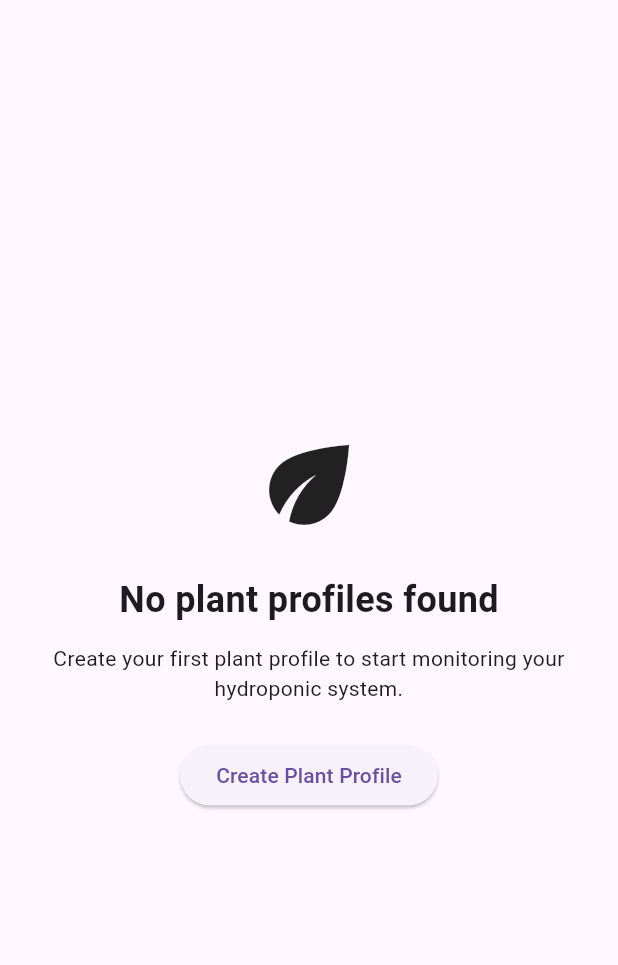
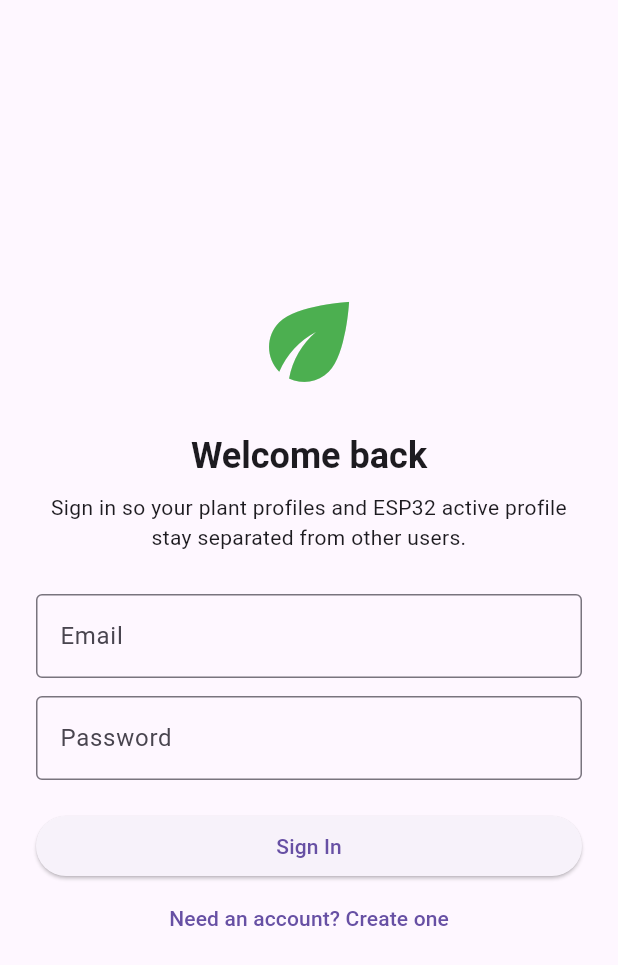
Before and after one commit to CluelessYara/Hydroponic-Firebase, a Flutter app: the screen it shows after launch, on a phone screen of 412 x 824 dp. Shown: the top 965 px of the screen. Run offline on Flutter 3.47's test engine with Material 3 defaults, Android fonts, the phone set to English and light mode, and no system bars; our stand-ins replace firebase_auth, firebase_core, firebase_database, sqflite; accounts and stored records are empty.

```diff
--- a/lib/main.dart
+++ b/lib/main.dart
@@ -3,8 +3,10 @@ import 'package:provider/provider.dart';
 import 'package:firebase_core/firebase_core.dart';
 
 import 'firebase_options.dart';
+import 'providers/auth_provider.dart';
 import 'providers/plant_provider.dart';
 import 'providers/sensor_provider.dart';
+import 'screens/auth_screen.dart';
 import 'screens/empty_state_screen.dart';
 import 'screens/dashboard_screen.dart';
 
@@ -23,18 +25,66 @@ class MyApp extends StatelessWidget {
   Widget build(BuildContext context) {
     return MultiProvider(
       providers: [
-        ChangeNotifierProvider(
-          create: (_) => PlantProvider()..loadPlants(),
-        ),
-        ChangeNotifierProvider(
-          create: (_) => SensorProvider()..startListening(),
-        ),
+        // Edited to expose Firebase Auth state to every screen before profile or sensor providers are used.
+        ChangeNotifierProvider(create: (_) => AppAuthProvider()),
+        // Edited to keep PlantProvider available globally while binding it to the signed-in user in AuthGate.
+        ChangeNotifierProvider(create: (_) => PlantProvider()),
+        // Edited to keep SensorProvider available globally while binding its RTDB stream to the signed-in user in AuthGate.
+        ChangeNotifierProvider(create: (_) => SensorProvider()),
       ],
       child: const MaterialApp(
         debugShowCheckedModeBanner: false,
-        home: RootScreen(),
+        home: AuthGate(),
       ),
     );
+  }
+}
+
+class AuthGate extends StatefulWidget {
+  const AuthGate({super.key});
+
+  @override
+  State<AuthGate> createState() => _AuthGateState();
+}
+
+class _AuthGateState extends State<AuthGate> {
+  String? _boundUid;
+
+  @override
+  Widget build(BuildContext context) {
+    final authProvider = context.watch<AppAuthProvider>();
+    final user = authProvider.user;
+
+    if (authProvider.isLoading) {
+      return const Scaffold(
+        body: Center(child: CircularProgressIndicator()),
+      );
+    }
+
+    if (user == null) {
+      if (_boundUid != null) {
+        _boundUid = null;
+        // Edited to defer provider clearing until after build so sign-out does not notify listeners mid-build.
+        WidgetsBinding.instance.addPostFrameCallback((_) {
+          if (!mounted) return;
+          context.read<PlantProvider>().clearForSignedOutUser();
+          context.read<SensorProvider>().stopListening();
+        });
+      }
+      return const AuthScreen();
+    }
+
+    if (_boundUid != user.uid) {
+      _boundUid = user.uid;
+      // Edited to bind all providers after auth so every screen reads/writes only this user's RTDB branch.
+      WidgetsBinding.instance.addPostFrameCallback((_) {
+        if (!mounted) return;
+        context.read<PlantProvider>().bindToUser(user.uid);
+        context.read<SensorProvider>().startListening(user.uid);
+      });
+    }
+
+    return const RootScreen();
   }
 }
 
@@ -45,6 +95,12 @@ class RootScreen extends StatelessWidget {
   Widget build(BuildContext context) {
     final plantProvider = context.watch<PlantProvider>();
 
+    if (plantProvider.isLoading) {
+      return const Scaffold(
+        body: Center(child: CircularProgressIndicator()),
+      );
+    }
+
     if (plantProvider.hasPlants) {
       return const DashboardScreen();
     } else {
--- /dev/null
+++ b/lib/providers/auth_provider.dart
@@ -0,0 +1,67 @@
+import 'dart:async';
+
+import 'package:firebase_auth/firebase_auth.dart';
+import 'package:flutter/material.dart';
+
+class AppAuthProvider extends ChangeNotifier {
+  // Edited to centralize Firebase Auth so every screen can access the same signed-in user through Provider.
+  final FirebaseAuth _auth = FirebaseAuth.instance;
+  late final StreamSubscription<User?> _authSubscription;
+
+  User? _user;
+  bool _isLoading = true;
+  String? _errorMessage;
+
+  User? get user => _user;
+  bool get isLoading => _isLoading;
+  bool get isSignedIn => _user != null;
+  String? get errorMessage => _errorMessage;
+
+  AppAuthProvider() {
+    // Edited to react to sign-in/sign-out across app restarts without manually passing credentials between screens.
+    _authSubscription = _auth.authStateChanges().listen((user) {
+      _user = user;
+      _isLoading = false;
+      _errorMessage = null;
+      notifyListeners();
+    });
+  }
+
+  Future<void> signIn(String email, String password) async {
+    await _runAuthAction(
+      () => _auth.signInWithEmailAndPassword(email: email, password: password),
+    );
+  }
+
+  Future<void> register(String email, String password) async {
+    await _runAuthAction(
+      () => _auth.createUserWithEmailAndPassword(email: email, password: password),
+    );
+  }
+
+  Future<void> signOut() async {
+    // Edited to let users switch accounts so each account sees only its own plant profiles and device branch.
+    await _auth.signOut();
+  }
+
+  Future<void> _runAuthAction(Future<UserCredential> Function() action) async {
+    _isLoading = true;
+    _errorMessage = null;
+    notifyListeners();
+
+    try {
+      await action();
+    } on FirebaseAuthException catch (error) {
+      _errorMessage = error.message ?? 'Authentication failed. Please try again.';
+    } finally {
+      _isLoading = false;
+      notifyListeners();
+    }
+  }
+
+  @override
+  void dispose() {
+    _authSubscription.cancel();
+    super.dispose();
+  }
+}
--- /dev/null
+++ b/lib/screens/auth_screen.dart
@@ -0,0 +1,139 @@
+import 'package:flutter/material.dart';
+import 'package:provider/provider.dart';
+
+import '../providers/auth_provider.dart';
+
+class AuthScreen extends StatefulWidget {
+  const AuthScreen({super.key});
+
+  @override
+  State<AuthScreen> createState() => _AuthScreenState();
+}
+
+class _AuthScreenState extends State<AuthScreen> {
+  final _formKey = GlobalKey<FormState>();
+  final _emailController = TextEditingController();
+  final _passwordController = TextEditingController();
+  bool _isRegistering = false;
+
+  @override
+  void dispose() {
+    // Edited to dispose auth form controllers because this screen now owns credential input fields.
+    _emailController.dispose();
+    _passwordController.dispose();
+    super.dispose();
+  }
+
+  @override
+  Widget build(BuildContext context) {
+    final authProvider = context.watch<AppAuthProvider>();
+
+    return Scaffold(
+      body: SafeArea(
+        child: Center(
+          child: SingleChildScrollView(
+            padding: const EdgeInsets.all(24),
+            child: Form(
+              key: _formKey,
+              child: Column(
+                mainAxisAlignment: MainAxisAlignment.center,
+                crossAxisAlignment: CrossAxisAlignment.stretch,
+                children: [
+                  const Icon(Icons.eco, size: 80, color: Colors.green),
+                  const SizedBox(height: 20),
+                  Text(
+                    _isRegistering ? 'Create your account' : 'Welcome back',
+                    textAlign: TextAlign.center,
+                    style: Theme.of(context).textTheme.headlineSmall?.copyWith(
+                          fontWeight: FontWeight.bold,
+                        ),
+                  ),
+                  const SizedBox(height: 8),
+                  const Text(
+                    'Sign in so your plant profiles and ESP32 active profile stay separated from other users.',
+                    textAlign: TextAlign.center,
+                  ),
+                  const SizedBox(height: 28),
+                  TextFormField(
+                    controller: _emailController,
+                    keyboardType: TextInputType.emailAddress,
+                    decoration: const InputDecoration(
+                      labelText: 'Email',
+                      border: OutlineInputBorder(),
+                    ),
+                    validator: (value) {
+                      if (value == null || value.trim().isEmpty) return 'Required';
+                      if (!value.contains('@')) return 'Enter a valid email';
+                      return null;
+                    },
+                  ),
+                  const SizedBox(height: 12),
+                  TextFormField(
+                    controller: _passwordController,
+                    obscureText: true,
+                    decoration: const InputDecoration(
+                      labelText: 'Password',
+                      border: OutlineInputBorder(),
+                    ),
+                    validator: (value) {
+                      if (value == null || value.isEmpty) return 'Required';
+                      if (value.length < 6) return 'Use at least 6 characters';
+                      return null;
+                    },
+                  ),
+                  if (authProvider.errorMessage != null) ...[
+                    const SizedBox(height: 12),
+                    Text(
+                      authProvider.errorMessage!,
+                      style: const TextStyle(color: Colors.red),
+                      textAlign: TextAlign.center,
+                    ),
+                  ],
+                  const SizedBox(height: 20),
+                  ElevatedButton(
+                    onPressed: authProvider.isLoading ? null : _submit,
+                    child: authProvider.isLoading
+                        ? const SizedBox(
+                            height: 20,
+                            width: 20,
+                            child: CircularProgressIndicator(strokeWidth: 2),
+                          )
+                        : Text(_isRegistering ? 'Create Account' : 'Sign In'),
+                  ),
+                  TextButton(
+                    onPressed: authProvider.isLoading
+                        ? null
+                        : () => setState(() {
+                              // Edited to provide both registration and login without adding another route.
+                              _isRegistering = !_isRegistering;
+                            }),
+                    child: Text(
+                      _isRegistering
+                          ? 'Already have an account? Sign in'
+                          : 'Need an account? Create one',
+                    ),
+                  ),
+                ],
+              ),
+            ),
+          ),
+        ),
+      ),
+    );
+  }
+
+  Future<void> _submit() async {
+    if (!_formKey.currentState!.validate()) return;
+
+    final authProvider = context.read<AppAuthProvider>();
+    final email = _emailController.text.trim();
+    final password = _passwordController.text;
+
+    // Edited to choose Firebase Auth sign-in or account creation from the same credential form.
+    if (_isRegistering) {
+      await authProvider.register(email, password);
+    } else {
+      await authProvider.signIn(email, password);
+    }
+  }
+}
--- a/lib/screens/create_plant_screen.dart
+++ b/lib/screens/create_plant_screen.dart
@@ -71,6 +71,7 @@ class _CreatePlantScreenState extends State<CreatePlantScreen> {
                   final old = widget.existingPlant;
 
                   final plant = PlantProfile(
+                    // Edited to preserve the Firebase profile key when updating an existing cloud profile.
                     id: old?.id,
                     name: nameController.text.trim(),
                     phMin: double.parse(phMinController.text),
@@ -83,6 +84,7 @@ class _CreatePlantScreenState extends State<CreatePlantScreen> {
                     isActive: old?.isActive ?? false,
                   );
 
+                  // Edited to route saves through PlantProvider so profiles persist under the signed-in user's account.
                   if (isEdit) {
                     await context.read<PlantProvider>().updatePlant(plant);
                   } else {
--- a/lib/screens/empty_state_screen.dart
+++ b/lib/screens/empty_state_screen.dart
@@ -1,4 +1,7 @@
 import 'package:flutter/material.dart';
+import 'package:provider/provider.dart';
+
+import '../providers/auth_provider.dart';
 import 'create_plant_screen.dart';
 
 class EmptyStateScreen extends StatelessWidget {
@@ -7,6 +10,19 @@ class EmptyStateScreen extends StatelessWidget {
   @override
   Widget build(BuildContext context) {
     return Scaffold(
+      appBar: AppBar(
+        title: const Text('Hydroponic Monitor'),
+        actions: [
+          IconButton(
+            icon: const Icon(Icons.logout),
+            tooltip: 'Sign out',
+            onPressed: () {
+              // Edited to let users leave an empty account and sign into a different Firebase account.
+              context.read<AppAuthProvider>().signOut();
+            },
+          ),
+        ],
+      ),
       body: Center(
         child: Padding(
           padding: const EdgeInsets.all(24),
@@ -21,7 +37,8 @@ class EmptyStateScreen extends StatelessWidget {
               ),
               const SizedBox(height: 12),
               const Text(
-                'Create your first plant profile to start monitoring your hydroponic system.',
+                // Edited to clarify that profiles are now stored under the signed-in Firebase account.
+                'Create your first cloud plant profile for this account to start monitoring your hydroponic system.',
                 textAlign: TextAlign.center,
               ),
               const SizedBox(height: 24),
--- a/lib/screens/plant_list_screen.dart
+++ b/lib/screens/plant_list_screen.dart
@@ -38,6 +38,7 @@ class PlantListScreen extends StatelessWidget {
               ),
               onTap: () async {
                 if (plant.id != null) {
+                  // Edited to pass the Firebase profile key when setting this user's active profile.
                   await context.read<PlantProvider>().setActivePlant(plant.id!);
                   if (context.mounted) Navigator.pop(context);
                 }
@@ -60,6 +61,7 @@ class PlantListScreen extends StatelessWidget {
                     icon: const Icon(Icons.delete),
                     onPressed: () async {
                       if (plant.id != null) {
+                        // Edited to delete the Firebase profile key from this user's profile branch.
                         await context.read<PlantProvider>().deletePlant(plant.id!);
                       }
                     },
--- a/pubspec.yaml
+++ b/pubspec.yaml
@@ -39,6 +39,8 @@ dependencies:
   path: ^1.9.1
   firebase_core: ^4.7.0
   firebase_database: ^12.3.0
+  # Edited to add Firebase email/password user accounts for per-user plant profiles and RTDB branches.
+  firebase_auth: ^6.5.2
 
 dev_dependencies:
   flutter_test:
```
Also changed, not shown: lib/models/plant_profile.dart (+41 -6 lines), lib/providers/plant_provider.dart (+69 -25 lines), lib/providers/sensor_provider.dart (+15 -4 lines), lib/screens/dashboard_screen.dart (+20 -1 lines), lib/services/firebase_service.dart (+74 -6 lines), 1 other file.
